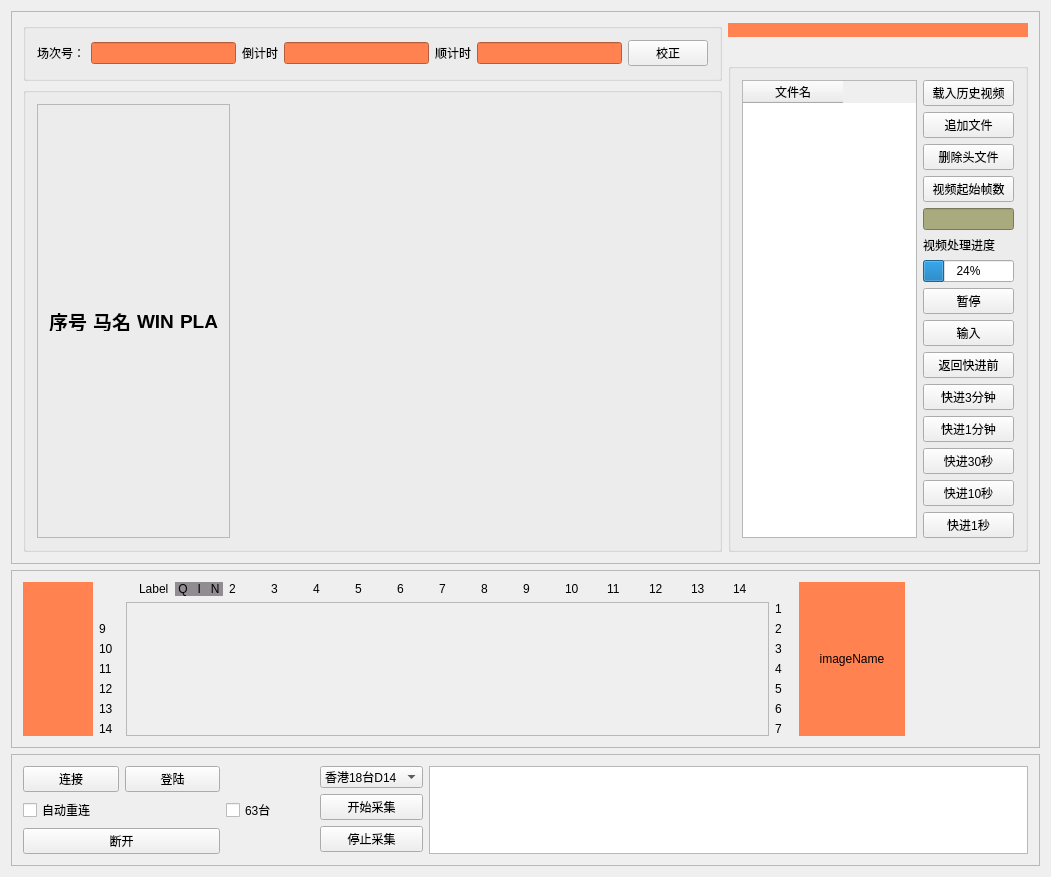
First picture: the form in OCRProject/Ui/OcrControl.ui, repository ThePowerOfSwift/OCR_LIVE_HISTORY, before the edit.
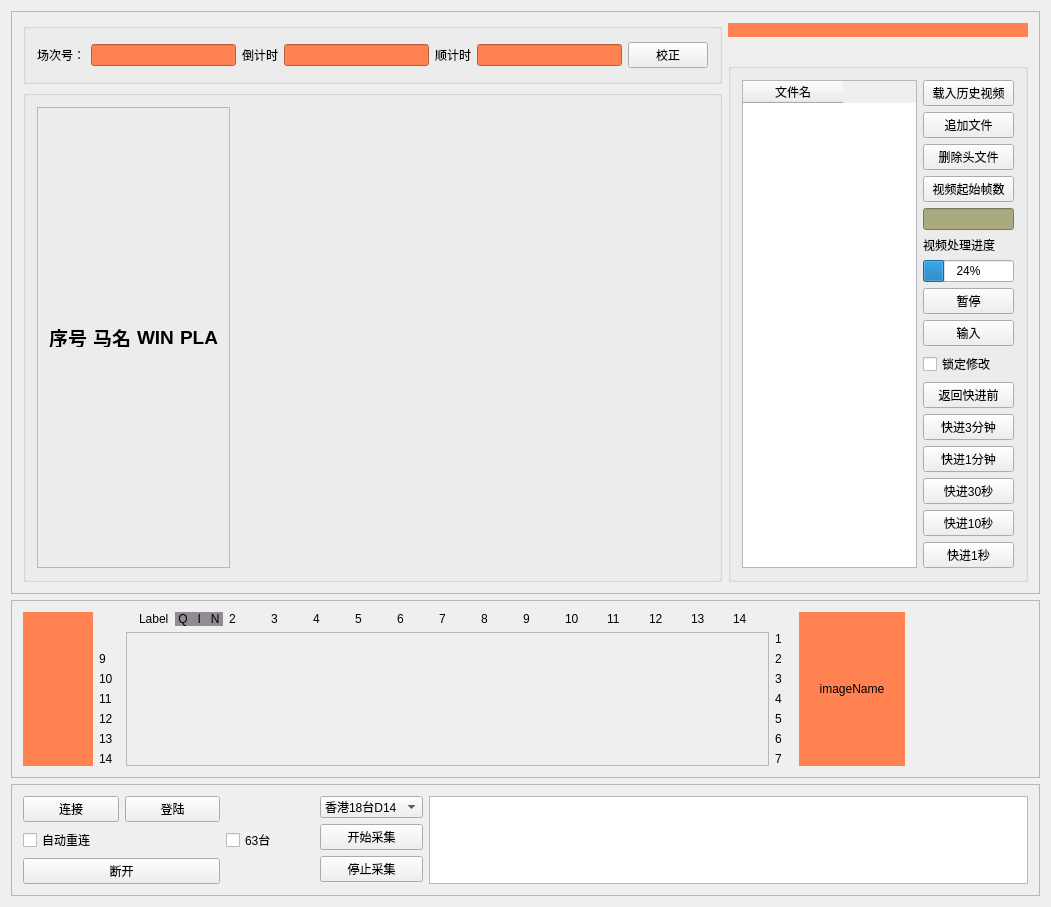
Second picture: the form after the edit.

```diff
--- a/OCRProject/Ui/OcrControl.ui
+++ b/OCRProject/Ui/OcrControl.ui
@@ -274,7 +274,7 @@
                       </widget>
                      </item>
                      <item>
-                      <layout class="QVBoxLayout" name="verticalLayout_23" stretch="20,1,0,0,0,0,0,0,0,0,20">
+                      <layout class="QVBoxLayout" name="verticalLayout_23" stretch="20,1,0,0,0,0,0,0,0,0,0,20">
                        <item>
                         <layout class="QVBoxLayout" name="verticalLayout_3">
                          <item>
@@ -346,6 +346,13 @@
                          </property>
                         </widget>
                        </item>
+                       <item>
+                        <widget class="QCheckBox" name="lockCaliCheckBox">
+                         <property name="text">
+                          <string>锁定修改</string>
+                         </property>
+                        </widget>
+                       </item>
                        <item>
                         <widget class="QPushButton" name="pullBackBtn">
                          <property name="text">
```
